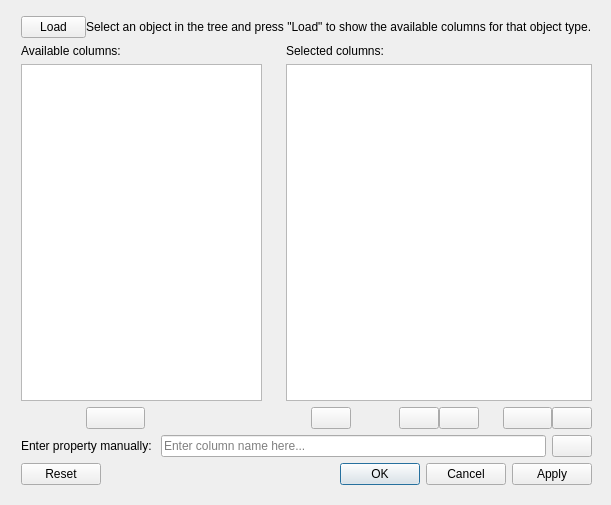
Qt form Resources/UI/Add_RemoveColumns.ui (APEbbers/BillOfMaterials-WB) before a commit.
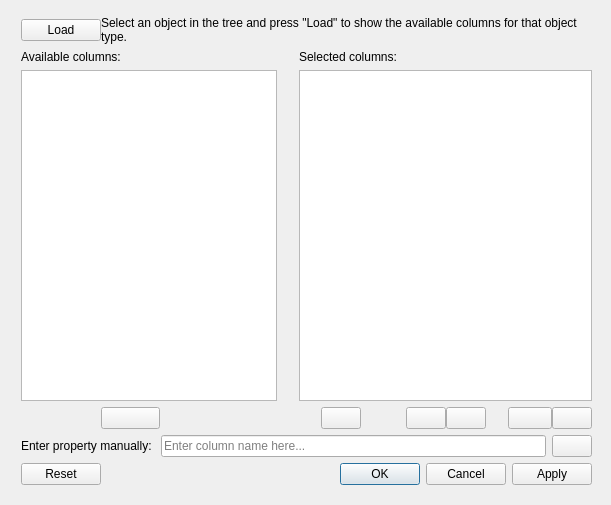
The same form after that commit. Icons and pictures are not drawn.

Commit message: Fixed UI issue in set columns menu finalized load button to make the procedure more user friendly

The edit to the form file:
```diff
--- a/Resources/UI/Add_RemoveColumns.ui
+++ b/Resources/UI/Add_RemoveColumns.ui
@@ -406,6 +406,9 @@
         <property name="text">
          <string>&lt;html&gt;&lt;head/&gt;&lt;body&gt;&lt;p&gt;Select an object in the tree and press &amp;quot;Load&amp;quot; to show the available columns for that object type.&lt;/p&gt;&lt;/body&gt;&lt;/html&gt;</string>
         </property>
+        <property name="wordWrap">
+         <bool>true</bool>
+        </property>
         <property name="margin">
          <number>10</number>
         </property>
```
The commit also changes 3 other files.
